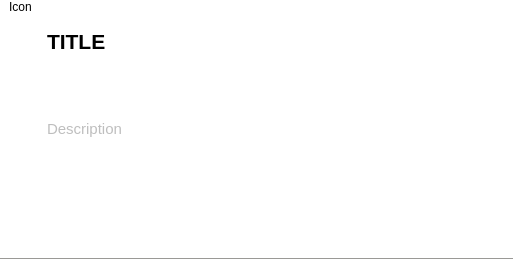
Before: the Qt Designer form src/app/categorywidget.ui in uyraq2001/alterator-browser, drawn with Qt 5.
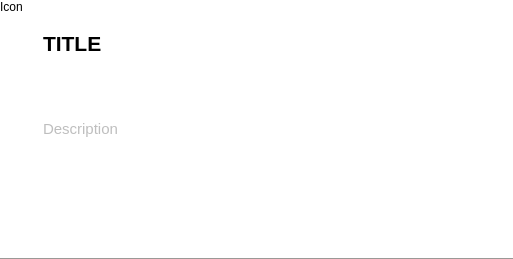
After: the same form once the commit is applied.

Commit message: fix: match margins with acc

```diff
--- a/src/app/categorywidget.ui
+++ b/src/app/categorywidget.ui
@@ -72,6 +72,9 @@
 </string>
      </property>
      <layout class="QGridLayout" name="gridLayout">
+      <property name="leftMargin">
+       <number>0</number>
+      </property>
       <property name="topMargin">
        <number>0</number>
       </property>
@@ -104,6 +107,12 @@
         </item>
         <item>
          <layout class="QVBoxLayout" name="verticalLayout_2">
+          <property name="spacing">
+           <number>0</number>
+          </property>
+          <property name="leftMargin">
+           <number>5</number>
+          </property>
           <item>
            <widget class="QLabel" name="titleLabel">
             <property name="sizePolicy">
@@ -125,9 +134,18 @@
               <bold>true</bold>
              </font>
             </property>
+            <property name="styleSheet">
+             <string notr="true">margin-bottom: 0;</string>
+            </property>
+            <property name="frameShape">
+             <enum>QFrame::NoFrame</enum>
+            </property>
             <property name="text">
              <string>TITLE</string>
             </property>
+            <property name="margin">
+             <number>0</number>
+            </property>
            </widget>
           </item>
           <item>
```
The commit also changes 1 other file.
